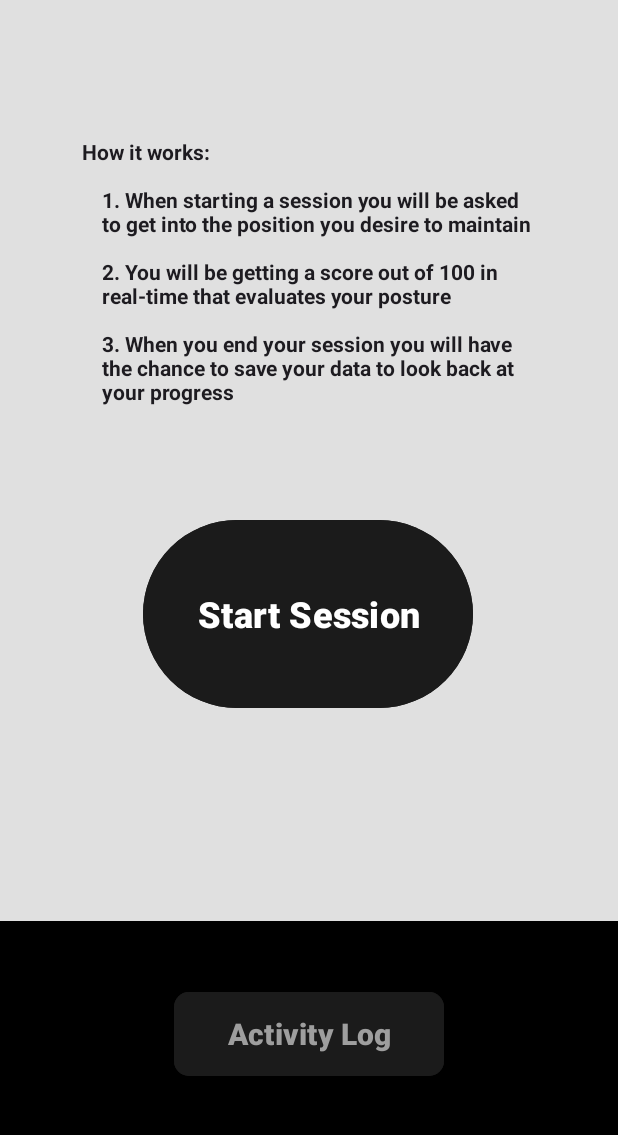
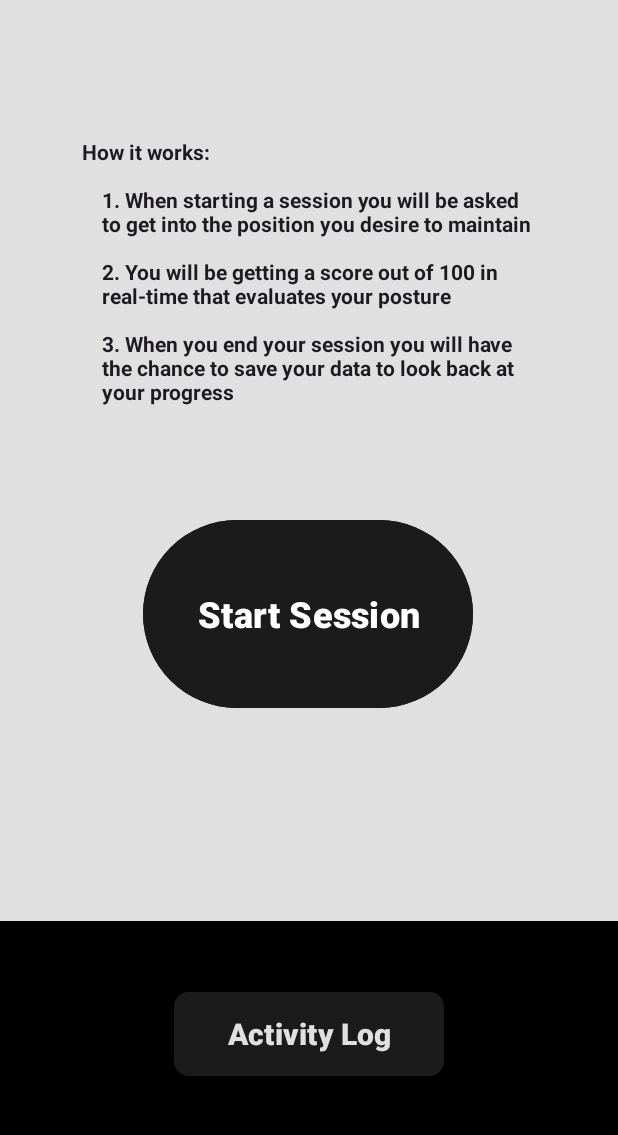
Before and after one commit to KhaledElshokri/Slouch-Patrol, an Android app: the HomeActivity screen opened directly, with no data from a screen before it, on a phone screen of 412 x 824 dp, the part 90-1225 px from its top. Run offline under Robolectric (Android 15) with nearby library versions, the phone set to English and light mode, and no system bars.

Commit message:
color adjustment

```diff
--- a/SlouchPatrolApp/app/src/main/res/layout/activity_home.xml
+++ b/SlouchPatrolApp/app/src/main/res/layout/activity_home.xml
@@ -69,7 +69,7 @@
             android:layout_height="64dp"
             android:backgroundTint="@color/primary_color"
             android:text="@string/activity_log"
-            android:textColor="@color/dark_text"
+            android:textColor="@color/background_color"
             android:textSize="20sp"
             android:textStyle="bold"
             app:cornerRadius="10dp"
```
